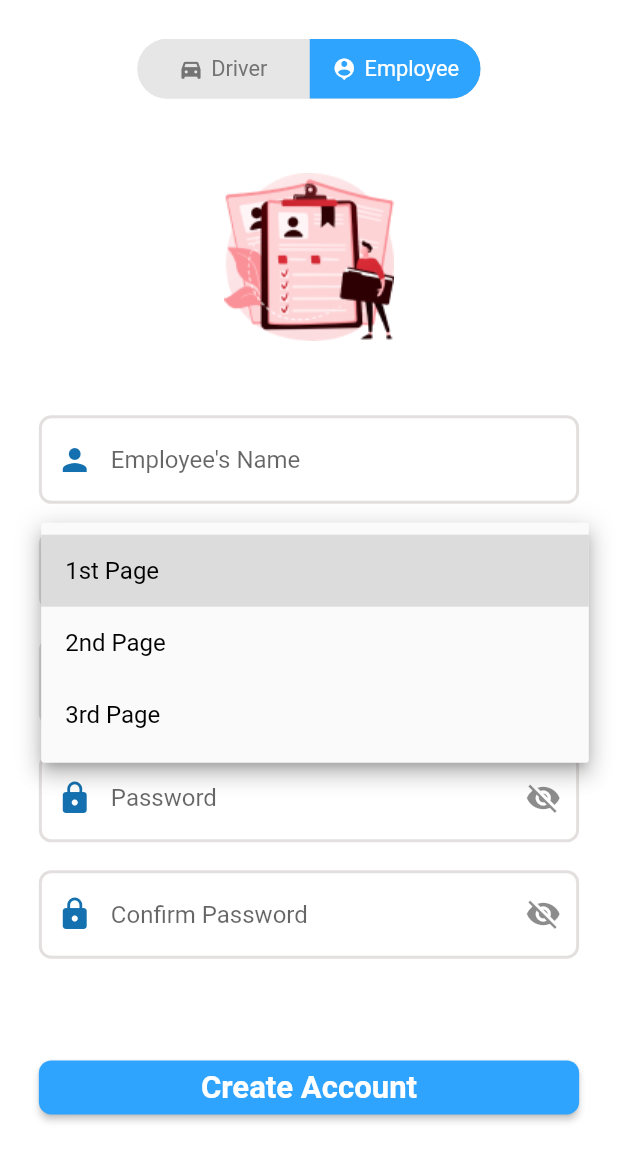
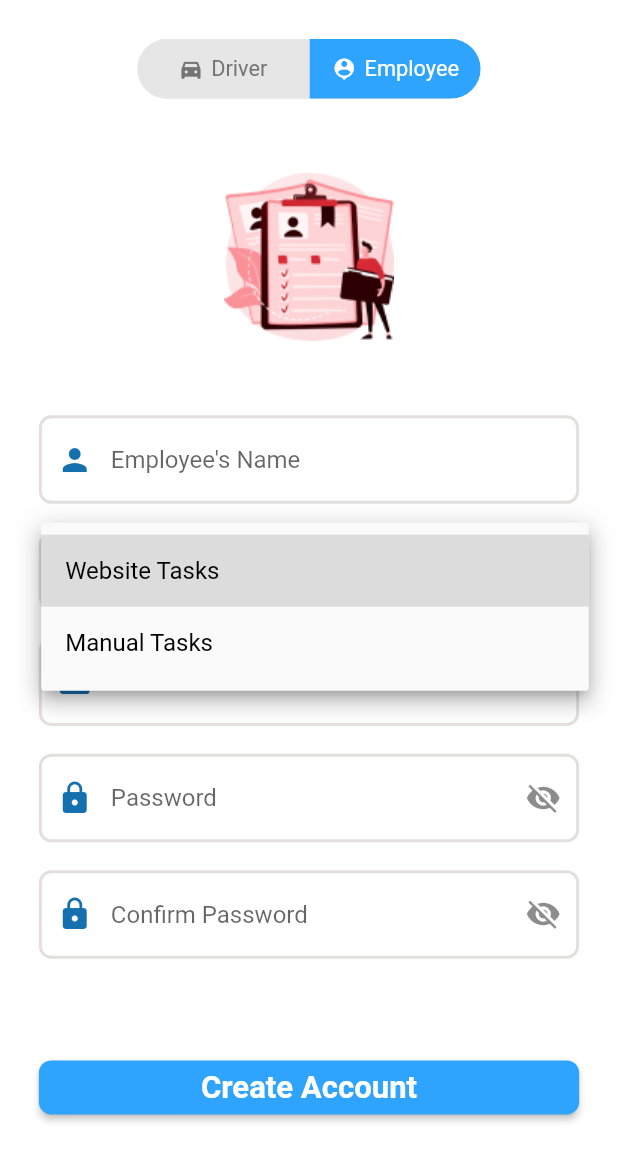
Before and after one commit to dnadawa/CPHFLYT, a Flutter app: the UserManagement screen opened directly, after a tap on "Employee", after a tap on "Which page need to access?", on a phone screen of 412 x 824 dp, the part 84-1236 px from its top. Run offline on Flutter 3.47's test engine with Material 2 defaults, Android fonts, the phone set to English and light mode, and no system bars; drawn by our look-alikes of toggle_switch; our stand-ins replace cloud_firestore, firebase_auth, firebase_core, flutter_screenutil, fluttertoast, multi_select_flutter; accounts and stored records are empty; Roboto replaces fonts that are missing (SF-Pro).

```diff
--- a/lib/controllers/bottom_nav_controller.dart
+++ b/lib/controllers/bottom_nav_controller.dart
@@ -5,6 +5,7 @@ enum Nav {Website, Manual}
 class BottomNavController extends ChangeNotifier {
 
     Nav _selected = Nav.Website;
+    Nav? _dropDown;
 
     Nav get navItem{
       return _selected;
@@ -15,4 +16,13 @@ class BottomNavController extends ChangeNotifier {
         notifyListeners();
     }
 
+    Nav? get dropDownValue{
+        return _dropDown;
+    }
+
+    set dropDownValue(Nav? nav){
+        _dropDown = nav;
+        notifyListeners();
+    }
+
 }
--- /dev/null
+++ b/lib/models/employee_model.dart
@@ -0,0 +1,11 @@
+import 'package:cphflyt/controllers/bottom_nav_controller.dart';
+import 'package:cphflyt/models/user_model.dart';
+
+class Employee extends User {
+
+  final String name;
+  final Nav page;
+
+  Employee({required String uid,required String? email,required this.name,required this.page}) : super(uid, email);
+
+}
--- a/lib/screens/user_management.dart
+++ b/lib/screens/user_management.dart
@@ -1,4 +1,5 @@
 import 'package:cphflyt/constants.dart';
+import 'package:cphflyt/controllers/bottom_nav_controller.dart';
 import 'package:cphflyt/controllers/user_management_controller.dart';
 import 'package:cphflyt/widgets/button.dart';
 import 'package:cphflyt/widgets/custom_text.dart';
@@ -20,6 +21,7 @@ class UserManagement extends StatelessWidget {
   @override
   Widget build(BuildContext context) {
     var userController = Provider.of<UserManagementController>(context);
+    var dropDownValue = Provider.of<BottomNavController>(context).dropDownValue;
     bool isDriver = userController.userType == UserType.Driver;
 
     return Scaffold(
@@ -71,12 +73,12 @@ class UserManagement extends StatelessWidget {
                     underline: SizedBox.shrink(),
                     isExpanded: true,
                     hint: Text("Which page need to access?"),
+                    value: dropDownValue,
                     items: [
-                      DropdownMenuItem(child: CustomText(text: "1st Page",align: TextAlign.center,),value: '1',),
-                      DropdownMenuItem(child: CustomText(text: "2nd Page"),value: '2',),
-                      DropdownMenuItem(child: CustomText(text: "3rd Page"),value: '3',),
+                      DropdownMenuItem(child: CustomText(text: "Website Tasks",align: TextAlign.center,),value: Nav.Website,),
+                      DropdownMenuItem(child: CustomText(text: "Manual Tasks"),value: Nav.Manual,),
                     ],
-                    onChanged: (b){}
+                    onChanged: (Nav? value)=>Provider.of<BottomNavController>(context, listen: false).dropDownValue = value!
                 ),
               ),
 
@@ -94,16 +96,16 @@ class UserManagement extends StatelessWidget {
                     color: kLightBlue,
                     text: "Create Account",
                     onPressed: () async {
-                      ToastBar(text: "Please wait", color: Colors.orange).show();
-
-                      if (name.text.isEmpty || email.text.isEmpty || password.text.isEmpty){
+                      if (name.text.isEmpty || email.text.isEmpty || password.text.isEmpty || (dropDownValue == null && !isDriver)){
                         ToastBar(text: "Please fill all the fields!", color: Colors.red).show();
                       }
                       else if (password.text != confirmPassword.text){
                         ToastBar(text: "Passwords doesn't match!", color: Colors.red).show();
                       }
                       else{
-                         if(await userController.registerUser(name: name.text, email: email.text, password: password.text, type: userController.userType)){
+                        ToastBar(text: "Please wait", color: Colors.orange).show();
+
+                         if(await userController.registerUser(name: name.text, email: email.text, password: password.text, type: userController.userType, accessedPage: dropDownValue)){
                            name.clear();
                            email.clear();
                            password.clear();
```
Also changed, not shown: lib/controllers/user_management_controller.dart (+8 -1 lines), lib/services/database_service.dart (+20 -0 lines).
